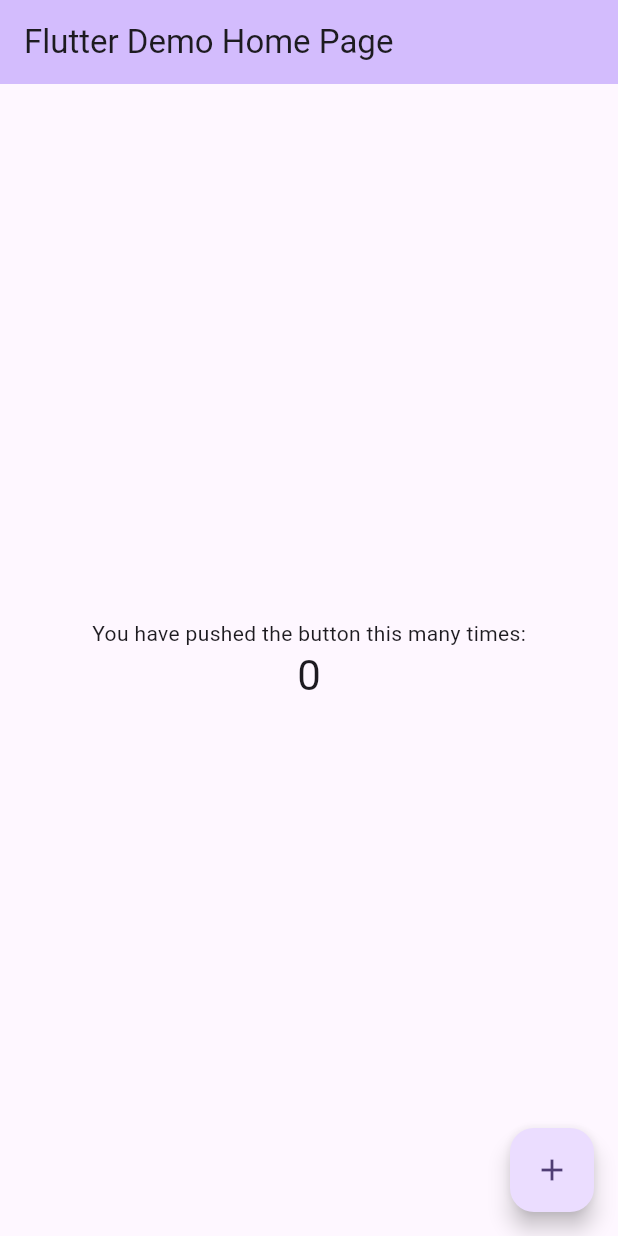
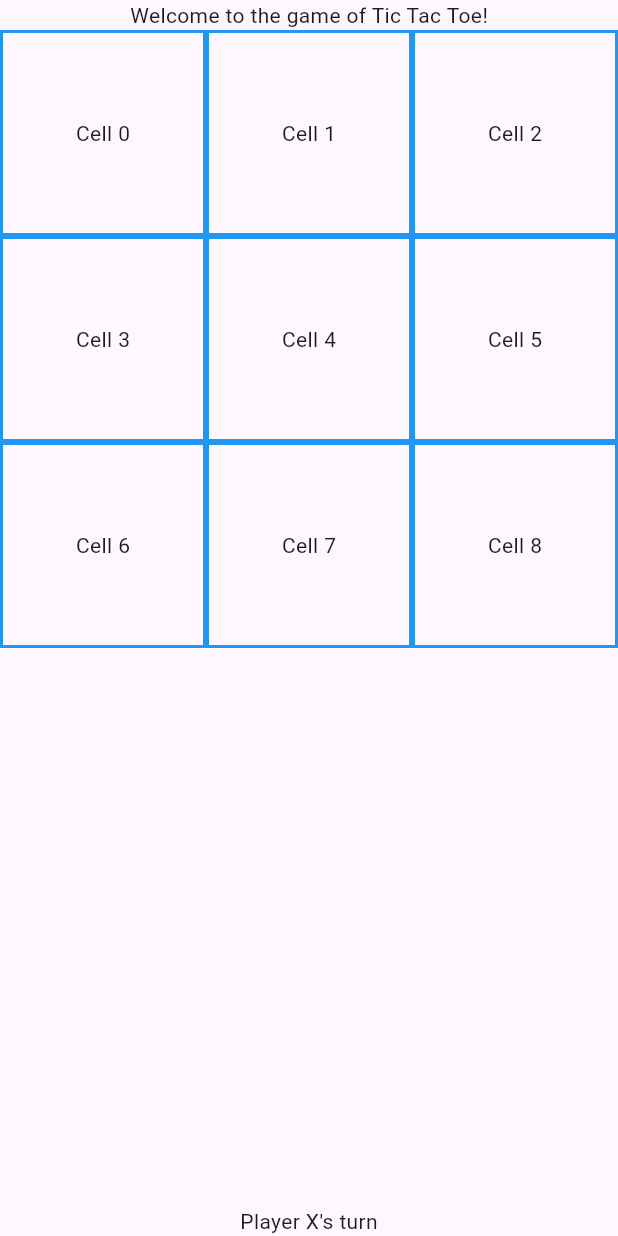
Before and after one commit to igorbasko01/flutter-tictactoe-multiplayer, a Flutter app: the screen it shows after launch, on a phone screen of 412 x 824 dp. Run offline on Flutter 3.47's test engine with Material 3 defaults, Android fonts, the phone set to English and light mode, and no system bars.

Commit message:
basic layout

```diff
--- a/flutter_tictactoe_multiplayer/lib/main.dart
+++ b/flutter_tictactoe_multiplayer/lib/main.dart
@@ -55,71 +55,32 @@
 }
 
 class _MyHomePageState extends State<MyHomePage> {
-  int _counter = 0;
-
-  void _incrementCounter() {
-    setState(() {
-      // This call to setState tells the Flutter framework that something has
-      // changed in this State, which causes it to rerun the build method below
-      // so that the display can reflect the updated values. If we changed
-      // _counter without calling setState(), then the build method would not be
-      // called again, and so nothing would appear to happen.
-      _counter++;
-    });
+  @override
+  Widget build(BuildContext context) {
+    return Scaffold(
+        body: Column(
+      children: [
+        const Text("Welcome to the game of Tic Tac Toe!"),
+        Expanded(child: _board()),
+        const Text("Player X's turn"),
+      ],
+    ));
   }
 
-  @override
-  Widget build(BuildContext context) {
-    // This method is rerun every time setState is called, for instance as done
-    // by the _incrementCounter method above.
-    //
-    // The Flutter framework has been optimized to make rerunning build methods
-    // fast, so that you can just rebuild anything that needs updating rather
-    // than having to individually change instances of widgets.
-    return Scaffold(
-      appBar: AppBar(
-        // TRY THIS: Try changing the color here to a specific color (to
-        // Colors.amber, perhaps?) and trigger a hot reload to see the AppBar
-        // change color while the other colors stay the same.
-        backgroundColor: Theme.of(context).colorScheme.inversePrimary,
-        // Here we take the value from the MyHomePage object that was created by
-        // the App.build method, and use it to set our appbar title.
-        title: Text(widget.title),
-      ),
-      body: Center(
-        // Center is a layout widget. It takes a single child and positions it
-        // in the middle of the parent.
-        child: Column(
-          // Column is also a layout widget. It takes a list of children and
-          // arranges them vertically. By default, it sizes itself to fit its
-          // children horizontally, and tries to be as tall as its parent.
-          //
-          // Column has various properties to control how it sizes itself and
-          // how it positions its children. Here we use mainAxisAlignment to
-          // center the children vertically; the main axis here is the vertical
-          // axis because Columns are vertical (the cross axis would be
-          // horizontal).
-          //
-          // TRY THIS: Invoke "debug painting" (choose the "Toggle Debug Paint"
-          // action in the IDE, or press "p" in the console), to see the
-          // wireframe for each widget.
-          mainAxisAlignment: MainAxisAlignment.center,
-          children: <Widget>[
-            const Text(
-              'You have pushed the button this many times:',
-            ),
-            Text(
-              '$_counter',
-              style: Theme.of(context).textTheme.headlineMedium,
-            ),
-          ],
-        ),
-      ),
-      floatingActionButton: FloatingActionButton(
-        onPressed: _incrementCounter,
-        tooltip: 'Increment',
-        child: const Icon(Icons.add),
-      ), // This trailing comma makes auto-formatting nicer for build methods.
+  Widget _board() {
+    double gridHeight = MediaQuery.of(context).size.width / 3 * 3;
+    return SizedBox(
+      height: gridHeight,
+      child: GridView.count(
+          crossAxisCount: 3,
+          shrinkWrap: true,
+          physics: const NeverScrollableScrollPhysics(),
+          children: List.generate(9, (index) {
+            return Container(
+                decoration: BoxDecoration(
+                    border: Border.all(color: Colors.blue, width: 2)),
+                child: Center(child: Text('Cell $index')));
+          }))
     );
   }
 }
```
